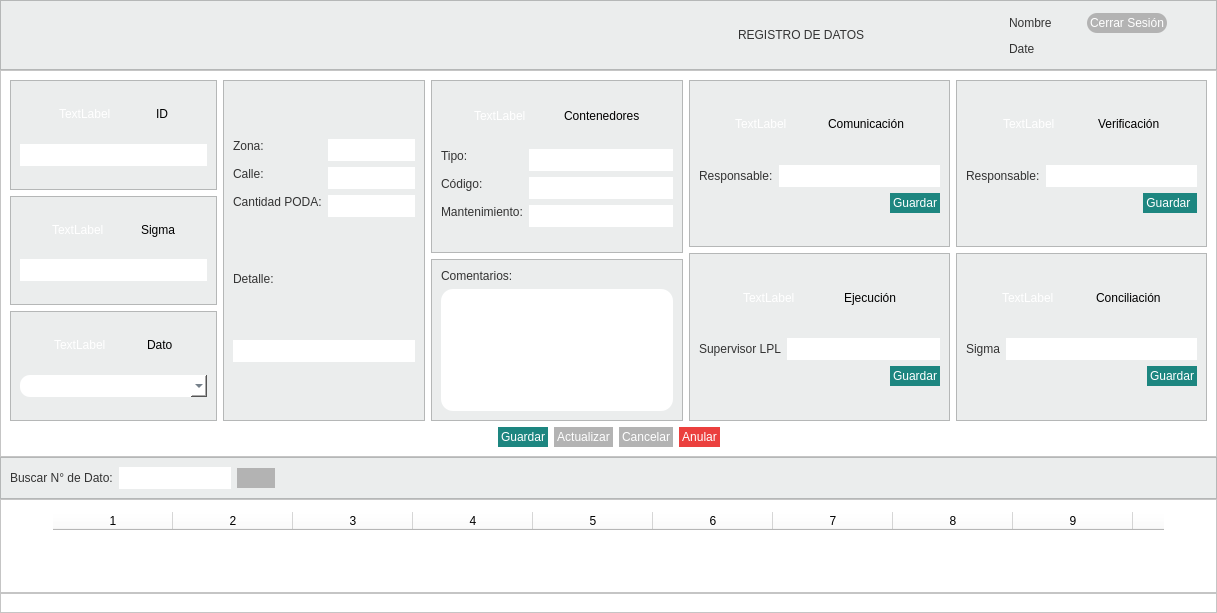
Above: registro_datos.ui from altitude-solutions/Operador_Radio before the change. Below: the same form after it.
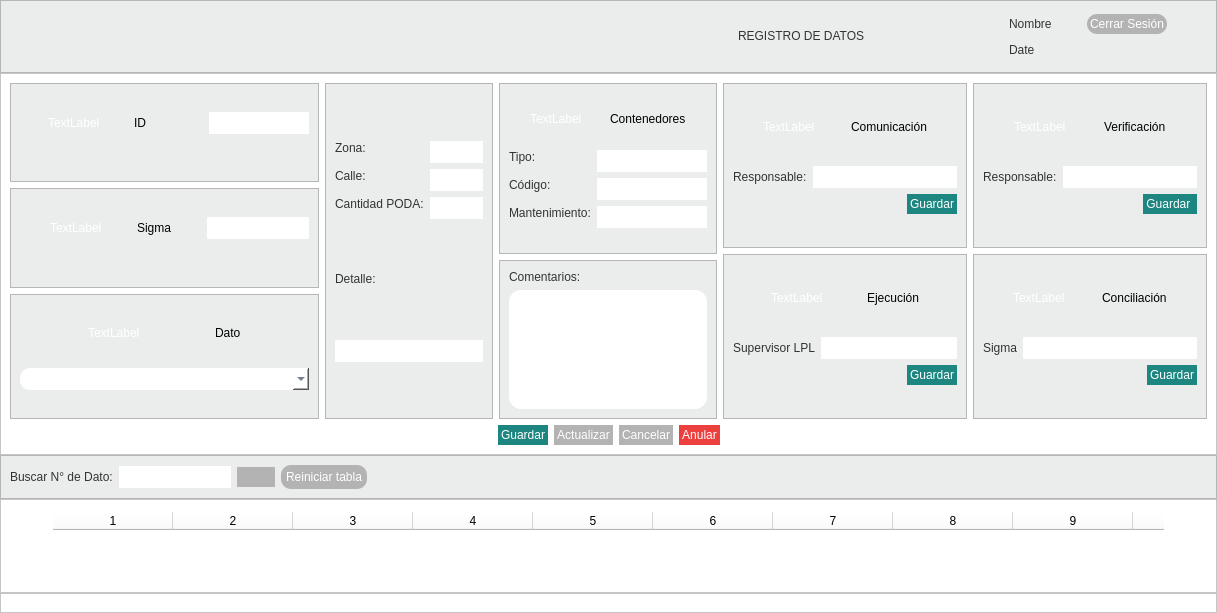
That is the form after the change.

What changed in the file:
```diff
--- a/registro_datos.ui
+++ b/registro_datos.ui
@@ -360,17 +360,15 @@
                      </property>
                     </spacer>
                    </item>
-                  </layout>
-                 </item>
                  <item>
-                  <spacer name="verticalSpacer_31">
+                    <spacer name="horizontalSpacer_6">
                    <property name="orientation">
-                    <enum>Qt::Vertical</enum>
+                      <enum>Qt::Horizontal</enum>
                    </property>
                    <property name="sizeHint" stdset="0">
                     <size>
-                     <width>20</width>
-                     <height>40</height>
+                       <width>40</width>
+                       <height>20</height>
                     </size>
                    </property>
                   </spacer>
@@ -387,13 +385,33 @@
                     <string notr="true">background-color: white;
 border-style: outset;
 border-radius: 12px;
-font: 10pt &quot;MS Shell Dlg 2&quot;;
+font: 14pt &quot;MS Shell Dlg 2&quot;;
 color: #333333;
-min-width: 9em;
+min-width: 2em;
+max-width: 2em;
+min-height:1.5em;
 padding: 3px;
 </string>
                    </property>
-                  </widget>
+                     <property name="alignment">
+                      <set>Qt::AlignCenter</set>
+                     </property>
+                    </widget>
+                   </item>
+                  </layout>
+                 </item>
+                 <item>
+                  <spacer name="verticalSpacer_31">
+                   <property name="orientation">
+                    <enum>Qt::Vertical</enum>
+                   </property>
+                   <property name="sizeHint" stdset="0">
+                    <size>
+                     <width>20</width>
+                     <height>40</height>
+                    </size>
+                   </property>
+                  </spacer>
                  </item>
                  <item>
                   <spacer name="verticalSpacer_32">
@@ -503,21 +521,6 @@
                      </property>
                     </spacer>
                    </item>
-                  </layout>
-                 </item>
-                 <item>
-                  <spacer name="verticalSpacer_2">
-                   <property name="orientation">
-                    <enum>Qt::Vertical</enum>
-                   </property>
-                   <property name="sizeHint" stdset="0">
-                    <size>
-                     <width>20</width>
-                     <height>40</height>
-                    </size>
-                   </property>
-                  </spacer>
-                 </item>
                  <item>
                   <widget class="QLineEdit" name="label_sigma">
                    <property name="sizePolicy">
@@ -530,13 +533,33 @@
                     <string notr="true">background-color: white;
 border-style: outset;
 border-radius: 12px;
-font: 10pt &quot;MS Shell Dlg 2&quot;;
+font: 14pt &quot;MS Shell Dlg 2&quot;;
 color: #333333;
-min-width: 9em;
+min-width: 2em;
+max-width: 2em;
+min-height:1.5em;
 padding: 3px;
 </string>
                    </property>
-                  </widget>
+                     <property name="alignment">
+                      <set>Qt::AlignCenter</set>
+                     </property>
+                    </widget>
+                   </item>
+                  </layout>
+                 </item>
+                 <item>
+                  <spacer name="verticalSpacer_2">
+                   <property name="orientation">
+                    <enum>Qt::Vertical</enum>
+                   </property>
+                   <property name="sizeHint" stdset="0">
+                    <size>
+                     <width>20</width>
+                     <height>40</height>
+                    </size>
+                   </property>
+                  </spacer>
                  </item>
                  <item>
                   <spacer name="verticalSpacer_5">
@@ -2279,6 +2302,23 @@
           </property>
          </widget>
         </item>
+        <item>
+         <widget class="QPushButton" name="restart">
+          <property name="styleSheet">
+           <string notr="true">background-color:#B3B3B3;
+border-style: outset;
+border-radius: 10px;
+border-color: black;
+min-width:3em;
+font: 10pt &quot;MS Shell Dlg 2&quot;;
+padding: 5px;
+color:white;</string>
+          </property>
+          <property name="text">
+           <string>Reiniciar tabla</string>
+          </property>
+         </widget>
+        </item>
         <item>
          <spacer name="horizontalSpacer_19">
           <property name="orientation">
```
Lines whose indentation alone changed are shown as unchanged.
